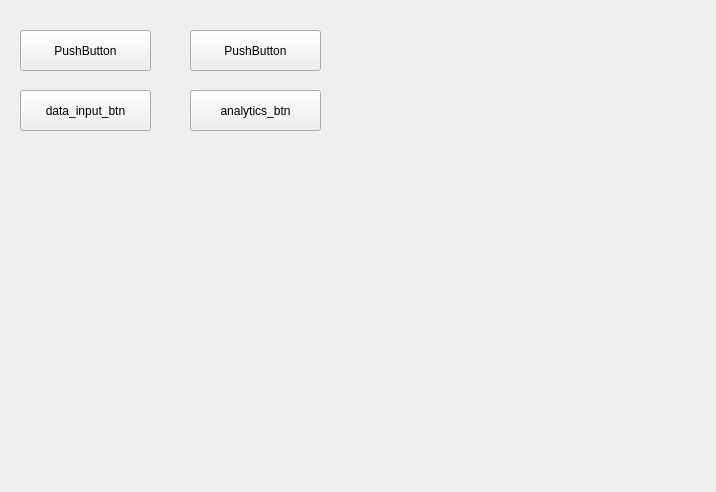
Qt form ui/main.ui (Wester35/desktop-app-mcc) before a commit.
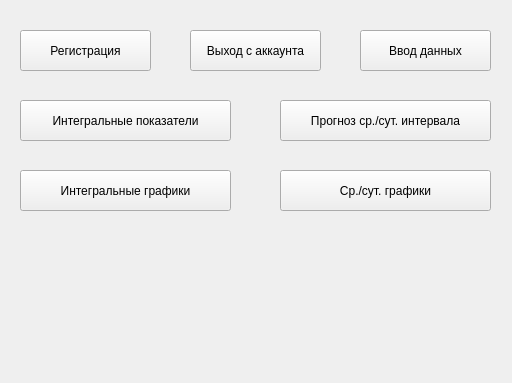
The same form after that commit.

```diff
--- a/ui/main.ui
+++ b/ui/main.ui
@@ -6,8 +6,8 @@
    <rect>
     <x>0</x>
     <y>0</y>
-    <width>716</width>
-    <height>492</height>
+    <width>512</width>
+    <height>383</height>
    </rect>
   </property>
   <property name="windowTitle">
@@ -23,7 +23,7 @@
     </rect>
    </property>
    <property name="text">
-    <string>PushButton</string>
+    <string>Регистрация</string>
    </property>
   </widget>
   <widget class="QPushButton" name="pushButton_2">
@@ -36,33 +36,72 @@
     </rect>
    </property>
    <property name="text">
-    <string>PushButton</string>
+    <string>Выход с аккаунта</string>
    </property>
   </widget>
   <widget class="QPushButton" name="data_input_btn">
    <property name="geometry">
     <rect>
-     <x>20</x>
-     <y>90</y>
+     <x>360</x>
+     <y>30</y>
      <width>131</width>
      <height>41</height>
     </rect>
    </property>
    <property name="text">
-    <string>data_input_btn</string>
+    <string>Ввод данных</string>
    </property>
   </widget>
   <widget class="QPushButton" name="analytics_btn">
    <property name="geometry">
     <rect>
-     <x>190</x>
-     <y>90</y>
-     <width>131</width>
+     <x>20</x>
+     <y>100</y>
+     <width>211</width>
      <height>41</height>
     </rect>
    </property>
    <property name="text">
-    <string>analytics_btn</string>
+    <string>Интегральные показатели</string>
+   </property>
+  </widget>
+  <widget class="QPushButton" name="prokofiev_button">
+   <property name="geometry">
+    <rect>
+     <x>280</x>
+     <y>100</y>
+     <width>211</width>
+     <height>41</height>
+    </rect>
+   </property>
+   <property name="text">
+    <string>Прогноз ср./сут. интервала</string>
+   </property>
+  </widget>
+  <widget class="QPushButton" name="integral_charts">
+   <property name="geometry">
+    <rect>
+     <x>20</x>
+     <y>170</y>
+     <width>211</width>
+     <height>41</height>
+    </rect>
+   </property>
+   <property name="text">
+    <string>Интегральные графики</string>
+   </property>
+  </widget>
+  <widget class="QPushButton" name="interval_charts">
+   <property name="geometry">
+    <rect>
+     <x>280</x>
+     <y>170</y>
+     <width>211</width>
+     <height>41</height>
+    </rect>
+   </property>
+   <property name="text">
+    <string>Ср./сут. графики</string>
    </property>
   </widget>
  </widget>
```
